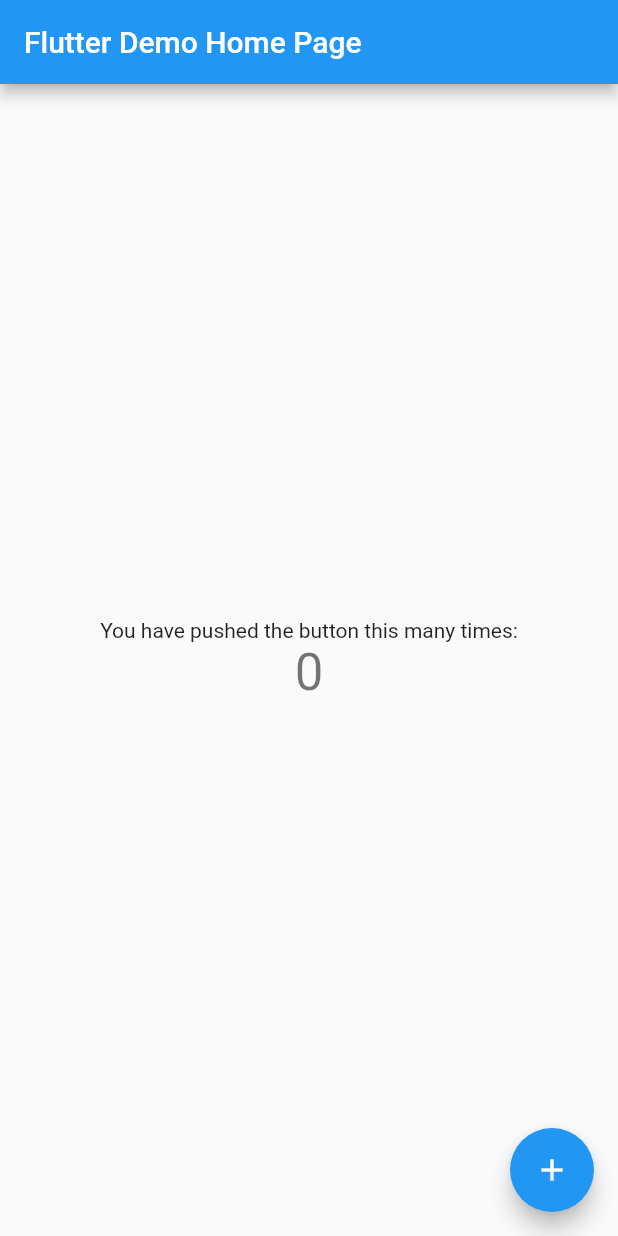
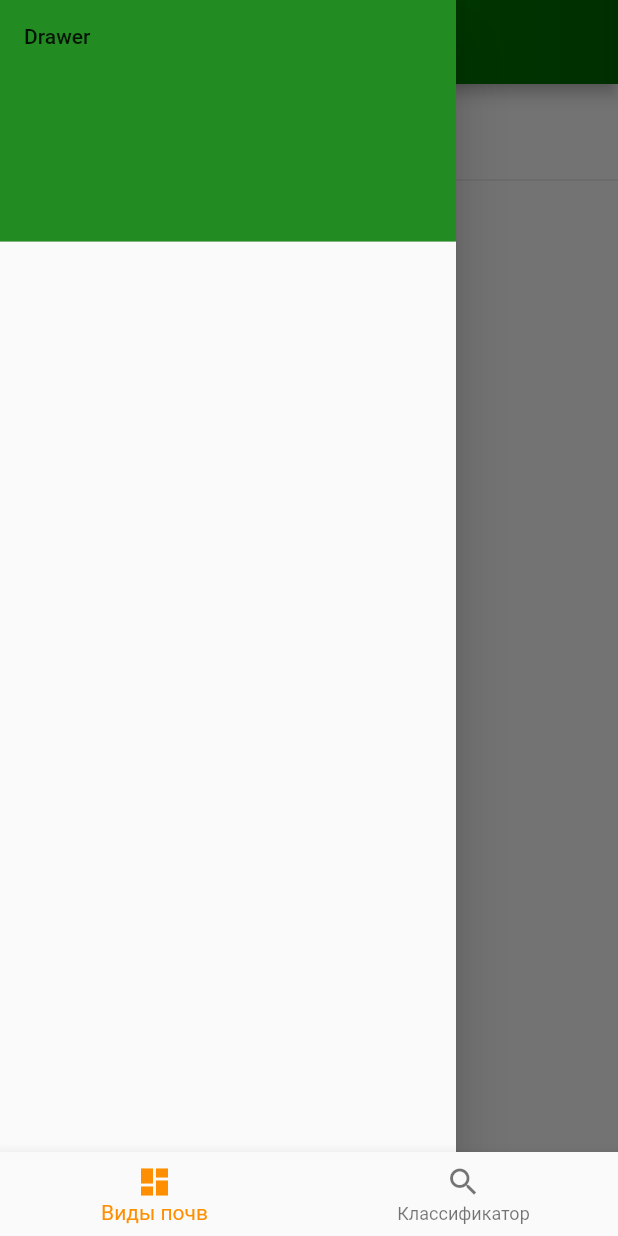
Before and after one commit to Hostridet/Collective_project, a Flutter app: the screen it shows after launch, with the side drawer open (before the commit the screen has no drawer), on a phone screen of 412 x 824 dp. Run offline on Flutter 3.47's test engine with Material 2 defaults, Android fonts, the phone set to English and light mode, and no system bars; our stand-ins replace bloc, new_gradient_app_bar.

Commit message:
created simple interface

```diff
--- /dev/null
+++ b/lib/app_func/appIn.dart
@@ -0,0 +1,19 @@
+import 'package:flutter/material.dart';
+import '../user_interface/pages/HomePage.dart';
+
+class MyApp extends StatelessWidget {
+  const MyApp({super.key});
+
+  // This widget is the root of your application.
+  @override
+  Widget build(BuildContext context) {
+    return MaterialApp(
+      debugShowCheckedModeBanner: false,
+      title: 'Flutter Demo',
+      theme: ThemeData(
+        primarySwatch: Colors.blue,
+      ),
+      home: const Home(),
+    );
+  }
+}
--- /dev/null
+++ b/lib/bloc/soil_sorts/soil_sorts_event.dart
@@ -0,0 +1,4 @@
+part of 'soil_sorts_bloc.dart';
+
+@immutable
+abstract class SoilSortsEvent {}
--- /dev/null
+++ b/lib/bloc/soil_sorts/soil_sorts_state.dart
@@ -0,0 +1,6 @@
+part of 'soil_sorts_bloc.dart';
+
+@immutable
+abstract class SoilSortsState {}
+
+class SoilSortsInitial extends SoilSortsState {}
--- a/lib/main.dart
+++ b/lib/main.dart
@@ -1,115 +1,6 @@
 import 'package:flutter/material.dart';
+import 'app_func/appIn.dart';
 
 void main() {
   runApp(const MyApp());
 }
-
-class MyApp extends StatelessWidget {
-  const MyApp({super.key});
-
-  // This widget is the root of your application.
-  @override
-  Widget build(BuildContext context) {
-    return MaterialApp(
-      title: 'Flutter Demo',
-      theme: ThemeData(
-        // This is the theme of your application.
-        //
-        // Try running your application with "flutter run". You'll see the
-        // application has a blue toolbar. Then, without quitting the app, try
-        // changing the primarySwatch below to Colors.green and then invoke
-        // "hot reload" (press "r" in the console where you ran "flutter run",
-        // or simply save your changes to "hot reload" in a Flutter IDE).
-        // Notice that the counter didn't reset back to zero; the application
-        // is not restarted.
-        primarySwatch: Colors.blue,
-      ),
-      home: const MyHomePage(title: 'Flutter Demo Home Page'),
-    );
-  }
-}
-
-class MyHomePage extends StatefulWidget {
-  const MyHomePage({super.key, required this.title});
-
-  // This widget is the home page of your application. It is stateful, meaning
-  // that it has a State object (defined below) that contains fields that affect
-  // how it looks.
-
-  // This class is the configuration for the state. It holds the values (in this
-  // case the title) provided by the parent (in this case the App widget) and
-  // used by the build method of the State. Fields in a Widget subclass are
-  // always marked "final".
-
-  final String title;
-
-  @override
-  State<MyHomePage> createState() => _MyHomePageState();
-}
-
-class _MyHomePageState extends State<MyHomePage> {
-  int _counter = 0;
-
-  void _incrementCounter() {
-    setState(() {
-      // This call to setState tells the Flutter framework that something has
-      // changed in this State, which causes it to rerun the build method below
-      // so that the display can reflect the updated values. If we changed
-      // _counter without calling setState(), then the build method would not be
-      // called again, and so nothing would appear to happen.
-      _counter++;
-    });
-  }
-
-  @override
-  Widget build(BuildContext context) {
-    // This method is rerun every time setState is called, for instance as done
-    // by the _incrementCounter method above.
-    //
-    // The Flutter framework has been optimized to make rerunning build methods
-    // fast, so that you can just rebuild anything that needs updating rather
-    // than having to individually change instances of widgets.
-    return Scaffold(
-      appBar: AppBar(
-        // Here we take the value from the MyHomePage object that was created by
-        // the App.build method, and use it to set our appbar title.
-        title: Text(widget.title),
-      ),
-      body: Center(
-        // Center is a layout widget. It takes a single child and positions it
-        // in the middle of the parent.
-        child: Column(
-          // Column is also a layout widget. It takes a list of children and
-          // arranges them vertically. By default, it sizes itself to fit its
-          // children horizontally, and tries to be as tall as its parent.
-          //
-          // Invoke "debug painting" (press "p" in the console, choose the
-          // "Toggle Debug Paint" action from the Flutter Inspector in Android
-          // Studio, or the "Toggle Debug Paint" command in Visual Studio Code)
-          // to see the wireframe for each widget.
-          //
-          // Column has various properties to control how it sizes itself and
-          // how it positions its children. Here we use mainAxisAlignment to
-          // center the children vertically; the main axis here is the vertical
-          // axis because Columns are vertical (the cross axis would be
-          // horizontal).
-          mainAxisAlignment: MainAxisAlignment.center,
-          children: <Widget>[
-            const Text(
-              'You have pushed the button this many times:',
-            ),
-            Text(
-              '$_counter',
-              style: Theme.of(context).textTheme.headline4,
-            ),
-          ],
-        ),
-      ),
-      floatingActionButton: FloatingActionButton(
-        onPressed: _incrementCounter,
-        tooltip: 'Increment',
-        child: const Icon(Icons.add),
-      ), // This trailing comma makes auto-formatting nicer for build methods.
-    );
-  }
-}
--- /dev/null
+++ b/lib/models/Soil.dart
@@ -0,0 +1,5 @@
+
+
+class Soil {
+
+}
--- /dev/null
+++ b/lib/user_interface/components/DrawerMenu.dart
@@ -0,0 +1,28 @@
+
+import 'package:flutter/cupertino.dart';
+import 'package:flutter/material.dart';
+
+class DrawerMenu extends StatefulWidget {
+  const DrawerMenu({Key? key}) : super(key: key);
+
+  @override
+  State<DrawerMenu> createState() => _DrawerMenuState();
+}
+
+class _DrawerMenuState extends State<DrawerMenu> {
+  @override
+  Widget build(BuildContext context) {
+    return Drawer(
+      child: ListView(
+        children: [
+          DrawerHeader(
+              child: Text("Drawer"),
+              decoration: BoxDecoration(
+                color: Color(0xff228B22),
+              ),
+          ),
+        ],
+      ),
+    );
+  }
+}
--- /dev/null
+++ b/lib/user_interface/pages/HomePage.dart
@@ -0,0 +1,51 @@
+import 'package:flutter/material.dart';
+import 'package:collective_project/user_interface/pages/SoilSorts.dart';
+
+import 'SortClassifier.dart';
+class Home extends StatefulWidget {
+  const Home({Key? key}) : super(key: key);
+
+  @override
+  State<Home> createState() => _HomeState();
+}
+
+class _HomeState extends State<Home> {
+  int _selectedIndex = 0;
+  static const TextStyle optionStyle =
+  TextStyle(fontSize: 30, fontWeight: FontWeight.bold);
+  static const List<Widget> _widgetOptions = <Widget>[
+    SoilSortsPage(),
+    SortClassifierPage(),
+    //settingpage(),
+  ];
+
+  void _onItemTapped(int index) {
+    setState(() {
+      _selectedIndex = index;
+    });
+  }
+
+  @override
+  Widget build(BuildContext context) {
+    return Scaffold(
+      body: Container(
+        child: _widgetOptions.elementAt(_selectedIndex),
+      ),
+      bottomNavigationBar: BottomNavigationBar(
+        items: const <BottomNavigationBarItem>[
+          BottomNavigationBarItem(
+            icon: Icon(Icons.dashboard),
+            label: 'Виды почв',
+          ),
+          BottomNavigationBarItem(
+            icon: Icon(Icons.search),
+            label: 'Классификатор',
+          ),
+        ],
+        currentIndex: _selectedIndex,
+        selectedItemColor: Colors.amber[800],
+        onTap: _onItemTapped,
+      ),
+    );
+  }
+}
--- /dev/null
+++ b/lib/user_interface/pages/SoilSorts.dart
@@ -0,0 +1,35 @@
+import 'package:flutter/cupertino.dart';
+import 'package:flutter/material.dart';
+import 'package:new_gradient_app_bar/new_gradient_app_bar.dart';
+
+import '../components/DrawerMenu.dart';
+
+class SoilSortsPage extends StatefulWidget {
+  const SoilSortsPage({Key? key}) : super(key: key);
+
+  @override
+  State<SoilSortsPage> createState() => _SoilSortPageState();
+}
+
+class _SoilSortPageState extends State<SoilSortsPage> {
+  @override
+  Widget build(BuildContext context) {
+    return Scaffold(
+      drawer: DrawerMenu(),
+      appBar: NewGradientAppBar(
+        title: const Text('Виды почв'),
+        gradient: const LinearGradient(colors: [Color(0xff228B22), Color(0xff008000), Color(0xff006400)]),
+      ),
+      body: Column(
+        children: [
+          ListTile(
+            title: Text("Добавить новый вид почвы"),
+            leading: Icon(Icons.add),
+            onTap: () {},
+          ),
+          Divider(),
+        ],
+      ),
+    );
+  }
+}
--- a/pubspec.yaml
+++ b/pubspec.yaml
@@ -31,6 +31,7 @@
 dependencies:
   flutter:
     sdk: flutter
+  floor: ^1.4.1
 
 
   # The following adds the Cupertino Icons font to your application.
@@ -40,6 +41,11 @@
 dev_dependencies:
   flutter_test:
     sdk: flutter
+  floor_generator: ^1.4.1
+  shared_preferences: ^2.0.10
+  dropdown_search: ^3.0.1
+  new_gradient_app_bar: ^0.2.0
+  flutter_bloc: ^8.1.1
 
   # The "flutter_lints" package below contains a set of recommended lints to
   # encourage good coding practices. The lint set provided by the package is
```
Also changed, not shown: lib/bloc/soil_sorts/soil_sorts_bloc.dart (added, +15 -0 lines), lib/user_interface/pages/SortClassifier.dart (added, +24 -0 lines), pubspec.lock, 2 other files.
